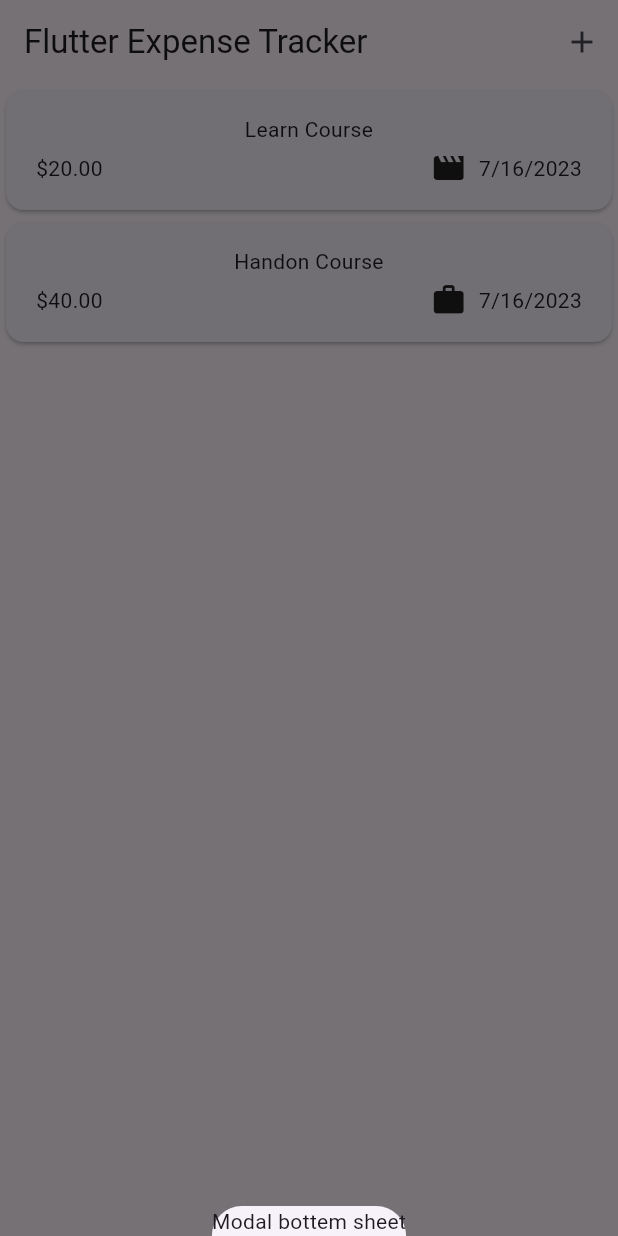
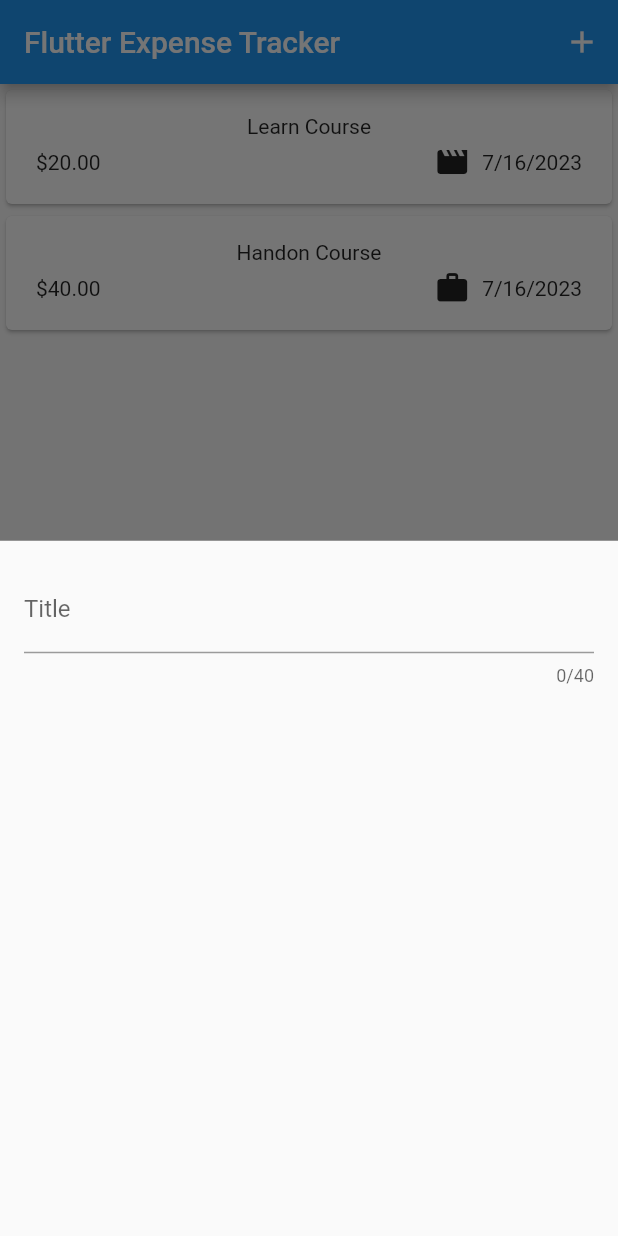
Before and after one commit to congltk1234/LearnFlutter, a Flutter app: the screen it shows after launch, after a tap on the "add" icon, on a phone screen of 412 x 824 dp. Run offline on Flutter 3.47's test engine with Material 2 defaults, Android fonts, the phone set to English and light mode, and no system bars; our stand-ins replace google_fonts.

Commit message:
Textfield for UserInput

```diff
--- a/expense_tracker/lib/main.dart
+++ b/expense_tracker/lib/main.dart
@@ -4,7 +4,7 @@ import 'package:flutter/material.dart';
 void main() {
   runApp(
     MaterialApp(
-      theme: ThemeData(useMaterial3: true),
+      // theme: ThemeData(useMaterial3: true),
       home: const Expenses(),
     ),
   );
--- /dev/null
+++ b/expense_tracker/lib/widgets/add_expense.dart
@@ -0,0 +1,28 @@
+import 'package:flutter/material.dart';
+
+class NewExpense extends StatefulWidget {
+  const NewExpense({super.key});
+
+  @override
+  State<StatefulWidget> createState() {
+    return _NewExpenseState();
+  }
+}
+
+class _NewExpenseState extends State<NewExpense> {
+  @override
+  Widget build(BuildContext context) => const Padding(
+        padding: EdgeInsets.all(16),
+        child: Column(
+          children: [
+            TextField(
+              maxLength: 40,
+              keyboardType: TextInputType.text,
+              decoration: InputDecoration(
+                label: Text('Title'),
+              ),
+            ),
+          ],
+        ),
+      );
+}
--- a/expense_tracker/lib/widgets/expenses.dart
+++ b/expense_tracker/lib/widgets/expenses.dart
@@ -1,4 +1,5 @@
 import 'package:expense_tracker/data/data.dart';
+import 'package:expense_tracker/widgets/add_expense.dart';
 import 'package:expense_tracker/widgets/expenses_list/expenses_list.dart';
 import 'package:flutter/material.dart';
 
@@ -12,10 +13,10 @@ class Expenses extends StatefulWidget {
 }
 
 class _ExpensesState extends State<Expenses> {
-  void _openAddExpensesOVerlay() {
+  void _openAddExpensesOverlay() {
     showModalBottomSheet(
       context: context,
-      builder: (ctx) => const Text('Modal bottem sheet'),
+      builder: (ctx) => const NewExpense(),
     );
   }
 
@@ -26,7 +27,7 @@ class _ExpensesState extends State<Expenses> {
         title: const Text('Flutter Expense Tracker'),
         actions: [
           IconButton(
-            onPressed: _openAddExpensesOVerlay,
+            onPressed: _openAddExpensesOverlay,
             icon: const Icon(Icons.add),
           )
         ],
```
